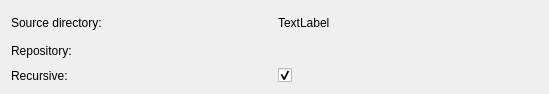
First picture: the form in plugins/subversion/ui/importmetadatawidget.ui, repository KDE/kdevelop, before the edit.
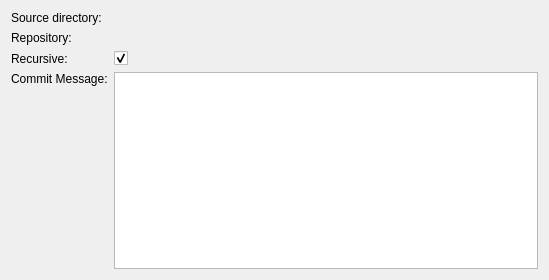
Second picture: the form after the edit. Custom widgets are drawn as their Qt base class.

Commit message:
Changes needed to provide import widget for CVS: - import() takes now a VcsMapping+commit message - VcsLocation has more extended information for repository locations, like Server,Module,Path,Branch and Tag - the import widget allows to disable editing the src location - the import widget provides commit message
CC'ing kdevelop list so we can have a discussion about this change.

```diff
--- a/plugins/subversion/ui/importmetadatawidget.ui
+++ b/plugins/subversion/ui/importmetadatawidget.ui
@@ -6,24 +6,17 @@
     <x>0</x>
     <y>0</y>
     <width>549</width>
-    <height>94</height>
+    <height>280</height>
    </rect>
   </property>
   <layout class="QGridLayout" >
    <item row="0" column="0" >
-    <widget class="QLabel" name="label" >
+    <widget class="QLabel" name="labelForSrc" >
      <property name="text" >
       <string>Source directory:</string>
      </property>
     </widget>
    </item>
-   <item row="0" column="1" >
-    <widget class="QLabel" name="srcLabel" >
-     <property name="text" >
-      <string>TextLabel</string>
-     </property>
-    </widget>
-   </item>
    <item row="1" column="0" >
     <widget class="QLabel" name="label_2" >
      <property name="text" >
@@ -61,9 +54,30 @@
      </property>
     </widget>
    </item>
+   <item row="0" column="1" >
+    <widget class="KUrlRequester" name="srcEdit" />
+   </item>
+   <item row="3" column="1" >
+    <widget class="KTextEdit" name="message" />
+   </item>
+   <item row="3" column="0" >
+    <widget class="QLabel" name="label" >
+     <property name="text" >
+      <string>Commit Message:</string>
+     </property>
+     <property name="alignment" >
+      <set>Qt::AlignLeading|Qt::AlignLeft|Qt::AlignTop</set>
+     </property>
+    </widget>
+   </item>
   </layout>
  </widget>
  <customwidgets>
+  <customwidget>
+   <class>KTextEdit</class>
+   <extends>QTextEdit</extends>
+   <header>ktextedit.h</header>
+  </customwidget>
   <customwidget>
    <class>KUrlRequester</class>
    <extends>QFrame</extends>
```
The commit also changes 15 other files.
